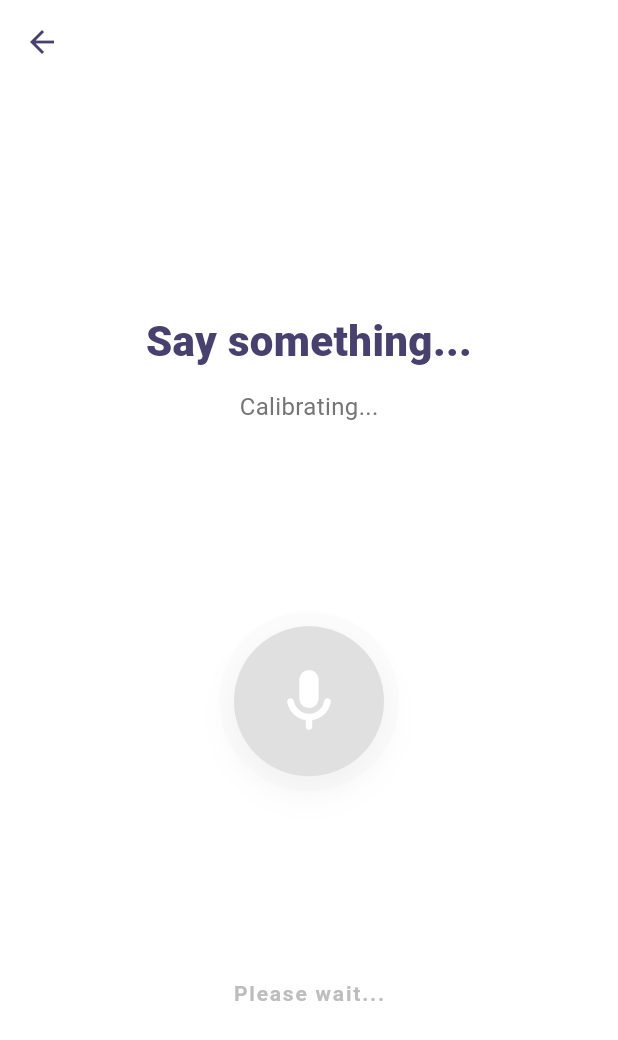
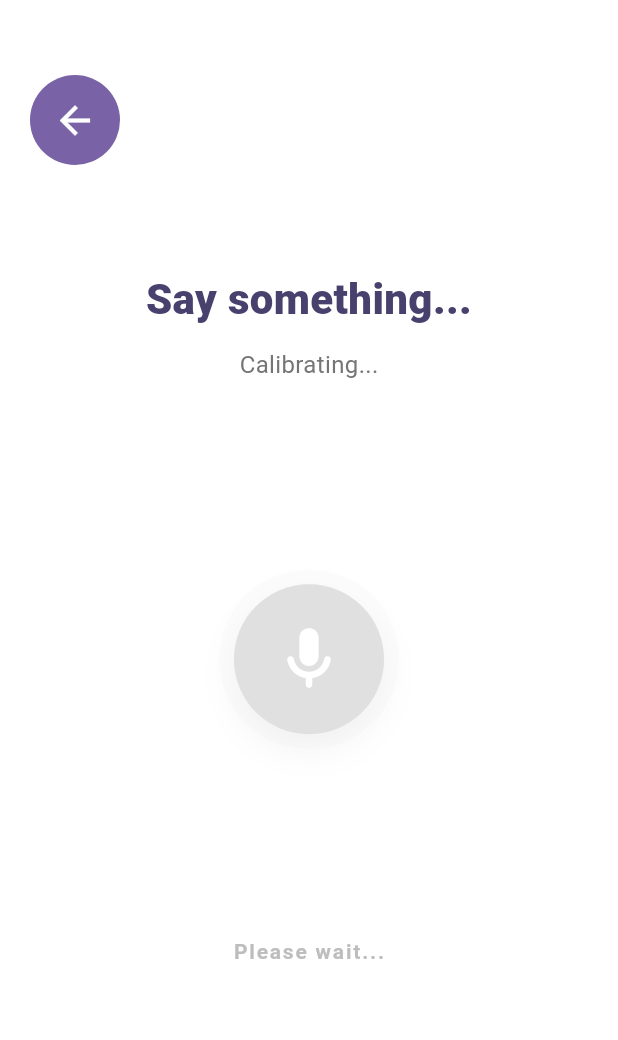
Before and after one commit to kemdav/voquadro, a Flutter app: the MicTestOnlyPage screen opened directly, on a phone screen of 412 x 824 dp. Shown: the top 1040 px of the screen. Run offline on Flutter 3.47's test engine with Material 3 defaults, Android fonts, the phone set to English and light mode, and no system bars; our stand-ins replace email_validator, flutter_dotenv, flutter_svg, image_picker, just_audio, logger and 3 more; missing offline and left inert: flutter_pdfview, record; accounts and stored records are empty.

Commit message:
update: updated bottombar, mic test ui, removed practice

```diff
--- a/lib/hubs/managers/public_speaking_hub.dart
+++ b/lib/hubs/managers/public_speaking_hub.dart
@@ -118,7 +118,7 @@ class PublicSpeakingHub extends StatelessWidget {
       case PublicSpeakingState.profile:
       case PublicSpeakingState.journey:
       case PublicSpeakingState.underConstruction:
-        return [60, 160];
+        return [100, 160];
 
       case PublicSpeakingState.micTest:
       case PublicSpeakingState.micTestOnly: // [ADDED]
@@ -308,7 +308,8 @@ class PublicSpeakingHub extends StatelessWidget {
           ),
 
           // Arrow pointing to Start button (Last step)
-          if (controller.tutorialIndex == controller.tutorialMessages.length - 1)
+          if (controller.tutorialIndex ==
+              controller.tutorialMessages.length - 1)
             Positioned(
               bottom: 180,
               left: 0,
--- a/lib/screens/gameplay/publicSpeaking/pages/mic_test_only.dart
+++ b/lib/screens/gameplay/publicSpeaking/pages/mic_test_only.dart
@@ -4,7 +4,7 @@ import 'dart:async';
 import 'package:flutter/material.dart';
 import 'package:provider/provider.dart';
 import 'package:voquadro/hubs/controllers/audio_controller.dart';
-import 'package:voquadro/hubs/controllers/public-speaking-controller/public_speaking_controller.dart'; // [FIX] Added import
+import 'package:voquadro/hubs/controllers/public-speaking-controller/public_speaking_controller.dart';
 import 'package:voquadro/src/hex_color.dart';
 
 class MicTestOnlyPage extends StatefulWidget {
@@ -16,13 +16,13 @@ class MicTestOnlyPage extends StatefulWidget {
 
 class _MicTestOnlyPageState extends State<MicTestOnlyPage> {
   // Flags
-  bool _isActive = false; // [FIX] Track visibility
+  bool _isActive = false;
   bool _successDetected = false;
   bool _isReadyToListen = false;
 
   Timer? _visualTimer;
   late AudioController _audioController;
-  late PublicSpeakingController _psController; // [FIX] Controller reference
+  late PublicSpeakingController _psController;
 
   @override
   void initState() {
@@ -30,19 +30,17 @@ class _MicTestOnlyPageState extends State<MicTestOnlyPage> {
     _audioController = context.read<AudioController>();
     _psController = context.read<PublicSpeakingController>();
 
-    // [FIX] Listen to state changes instead of running immediately
     _psController.addListener(_onStateChanged);
     _onStateChanged(); // Initial check
   }
 
   @override
   void dispose() {
-    _psController.removeListener(_onStateChanged); // [FIX] Clean up listener
+    _psController.removeListener(_onStateChanged);
     _stopEverything(fromDispose: true);
     super.dispose();
   }
 
-  // [FIX] Handle visibility logic
   void _onStateChanged() {
     if (!mounted) return;
 
@@ -50,17 +48,14 @@ class _MicTestOnlyPageState extends State<MicTestOnlyPage> {
         _psController.currentState == PublicSpeakingState.micTestOnly;
 
     if (shouldBeActive && !_isActive) {
-      // We just became visible
       _isActive = true;
       _startWarmupSequence();
     } else if (!shouldBeActive && _isActive) {
-      // We just became hidden
       _isActive = false;
       _stopEverything();
     }
   }
 
-  /// Kills mic streams and timers.
   void _stopEverything({bool fromDispose = false}) {
     _visualTimer?.cancel();
     _audioController.stopAmplitudeStream();
@@ -76,24 +71,19 @@ class _MicTestOnlyPageState extends State<MicTestOnlyPage> {
   Future<void> _startWarmupSequence() async {
     if (!mounted) return;
 
-    // Reset UI
     setState(() {
       _successDetected = false;
       _isReadyToListen = false;
     });
 
     try {
-      // Clean Hardware Restart
       await _audioController.stopAmplitudeStream();
-      // Tiny delay to let hardware release
       await Future.delayed(const Duration(milliseconds: 200));
 
-      // [FIX] Only start if active and mounted
       if (_isActive && mounted) {
         await _audioController.startAmplitudeStream();
       }
 
-      // Visual Timer for "Calibrating..."
       _visualTimer?.cancel();
       _visualTimer = Timer(const Duration(milliseconds: 1500), () {
         if (mounted && _isActive) {
@@ -104,14 +94,12 @@ class _MicTestOnlyPageState extends State<MicTestOnlyPage> {
       });
     } catch (e) {
       debugPrint("Error starting mic test: $e");
-      // Optionally show a snackbar here if permission is denied
     }
   }
 
   Future<void> _handleSuccess(AudioController audioController) async {
     if (_successDetected) return;
 
-    // Stop mic stream immediately upon success to "lock" the visual state
     await audioController.stopAmplitudeStream();
 
     if (mounted) {
@@ -121,11 +109,8 @@ class _MicTestOnlyPageState extends State<MicTestOnlyPage> {
     }
   }
 
-  // [FIX] Navigation helper
   void _goBack() {
-    // Stop the stream before leaving
     _stopEverything();
-    // Use controller to navigate back to Home state
     context.read<PublicSpeakingController>().showHome();
   }
 
@@ -134,7 +119,6 @@ class _MicTestOnlyPageState extends State<MicTestOnlyPage> {
     final audioController = context.watch<AudioController>();
     final double amplitude = audioController.currentAmplitude;
 
-    // Logic: Only process "Good" signal if we are ready, loud enough, AND active
     final bool isGood = amplitude >= 0.2 && _isReadyToListen && _isActive;
 
     final Color primaryPurple = "49416D".toColor();
@@ -160,21 +144,18 @@ class _MicTestOnlyPageState extends State<MicTestOnlyPage> {
           : "We need to check your microphone.";
     }
 
+    const double backButtonSize = 60.0;
+    const double topPosition = 50.0;
+
     return Scaffold(
       backgroundColor: Colors.white,
-      appBar: AppBar(
-        backgroundColor: Colors.transparent,
-        elevation: 0,
-        leading: IconButton(
-          icon: Icon(Icons.arrow_back, color: primaryPurple),
-          onPressed: _goBack, // [FIX] Use correct navigation method
-        ),
-      ),
-      body: Center(
+      body: Stack(
+        children: [
+          // 1. CENTERED CONTENT
+          Center(
             child: Column(
               mainAxisAlignment: MainAxisAlignment.center,
               children: [
-            // 1. STATUS HEADER
                 Text(
                   statusText,
                   style: TextStyle(
@@ -185,27 +166,24 @@ class _MicTestOnlyPageState extends State<MicTestOnlyPage> {
                   textAlign: TextAlign.center,
                 ),
                 const SizedBox(height: 12),
-
-            // 2. SUBTITLE
                 Text(
                   subText,
                   style: TextStyle(fontSize: 16, color: Colors.grey.shade600),
                 ),
-
                 const SizedBox(height: 60),
-
-            // 3. VISUALIZER
+                // Visualizer
                 SizedBox(
                   height: 250,
                   width: 250,
                   child: Stack(
                     alignment: Alignment.center,
                     children: [
-                  // Outer Ring
                       AnimatedContainer(
                         duration: const Duration(milliseconds: 100),
                         width: _successDetected ? 220 : 120 + (amplitude * 200),
-                    height: _successDetected ? 220 : 120 + (amplitude * 200),
+                        height: _successDetected
+                            ? 220
+                            : 120 + (amplitude * 200),
                         decoration: BoxDecoration(
                           shape: BoxShape.circle,
                           color: activeColor.withValues(
@@ -213,11 +191,12 @@ class _MicTestOnlyPageState extends State<MicTestOnlyPage> {
                           ),
                         ),
                       ),
-                  // Middle Ring
                       AnimatedContainer(
                         duration: const Duration(milliseconds: 100),
                         width: _successDetected ? 180 : 100 + (amplitude * 100),
-                    height: _successDetected ? 180 : 100 + (amplitude * 100),
+                        height: _successDetected
+                            ? 180
+                            : 100 + (amplitude * 100),
                         decoration: BoxDecoration(
                           shape: BoxShape.circle,
                           color: activeColor.withValues(
@@ -225,7 +204,6 @@ class _MicTestOnlyPageState extends State<MicTestOnlyPage> {
                           ),
                         ),
                       ),
-                  // Icon Circle
                       Container(
                         width: 100,
                         height: 100,
@@ -253,11 +231,54 @@ class _MicTestOnlyPageState extends State<MicTestOnlyPage> {
                 ),
 
                 const SizedBox(height: 60),
+                Visibility(
+                  visible: !_successDetected,
+                  maintainSize: true,
+                  maintainAnimation: true,
+                  maintainState: true,
+                  child: Text(
+                    !_isReadyToListen
+                        ? "Please wait..."
+                        : (amplitude < 0.2 ? "Louder..." : "Listening..."),
+                    style: TextStyle(
+                      color: Colors.grey.shade400,
+                      fontWeight: FontWeight.bold,
+                      letterSpacing: 1.2,
+                    ),
+                  ),
+                ),
+              ],
+            ),
+          ),
 
-            // 4. BOTTOM ACTION BUTTON
+          // 2. CUSTOM BACK BUTTON (Top Left - Matching Profile Style)
+          Positioned(
+            top: topPosition,
+            left: 20,
+            child: SizedBox(
+              width: backButtonSize,
+              height: backButtonSize,
+              child: IconButton.filled(
+                onPressed: _goBack,
+                icon: const Icon(Icons.arrow_back),
+                iconSize: 30, // Adjusted size to fit nicely in 60px circle
+                style: IconButton.styleFrom(
+                  backgroundColor: "7962A5".toColor(),
+                  foregroundColor: Colors.white,
+                ),
+              ),
+            ),
+          ),
+
+          // 3. FIXED "DONE" BUTTON (Bottom Center)
           if (_successDetected)
-              ElevatedButton(
-                onPressed: _goBack, // [FIX] Use correct navigation method
+            Positioned(
+              bottom: 50,
+              left: 0,
+              right: 0,
+              child: Center(
+                child: ElevatedButton(
+                  onPressed: _goBack,
                   style: ElevatedButton.styleFrom(
                     backgroundColor: primaryPurple,
                     padding: const EdgeInsets.symmetric(
@@ -277,21 +298,11 @@ class _MicTestOnlyPageState extends State<MicTestOnlyPage> {
                       color: Colors.white,
                     ),
                   ),
-              )
-            else
-              Text(
-                !_isReadyToListen
-                    ? "Please wait..."
-                    : (amplitude < 0.2 ? "Louder..." : "Listening..."),
-                style: TextStyle(
-                  color: Colors.grey.shade400,
-                  fontWeight: FontWeight.bold,
-                  letterSpacing: 1.2,
+                ),
               ),
             ),
         ],
       ),
-      ),
     );
   }
 }
--- a/lib/widgets/BottomBar/general_navigation_bar.dart
+++ b/lib/widgets/BottomBar/general_navigation_bar.dart
@@ -33,9 +33,6 @@ class GeneralNavigationBar extends StatelessWidget {
                 height: navBarVisualHeight,
                 decoration: BoxDecoration(
                   color: "49416D".toColor(),
-                  borderRadius: const BorderRadius.vertical(
-                    top: Radius.circular(24),
-                  ),
                   boxShadow: [
                     BoxShadow(
                       color: Colors.black.withValues(alpha: 0.25),
```
Also changed, not shown: lib/hubs/controllers/public-speaking-controller/public_speaking_state_manager.dart (+5 -28 lines), lib/screens/home/settings/settings_stage.dart (+0 -24 lines), lib/widgets/BottomBar/navigation_icons.dart (+7 -22 lines). Lines whose indentation alone changed are shown as unchanged.
